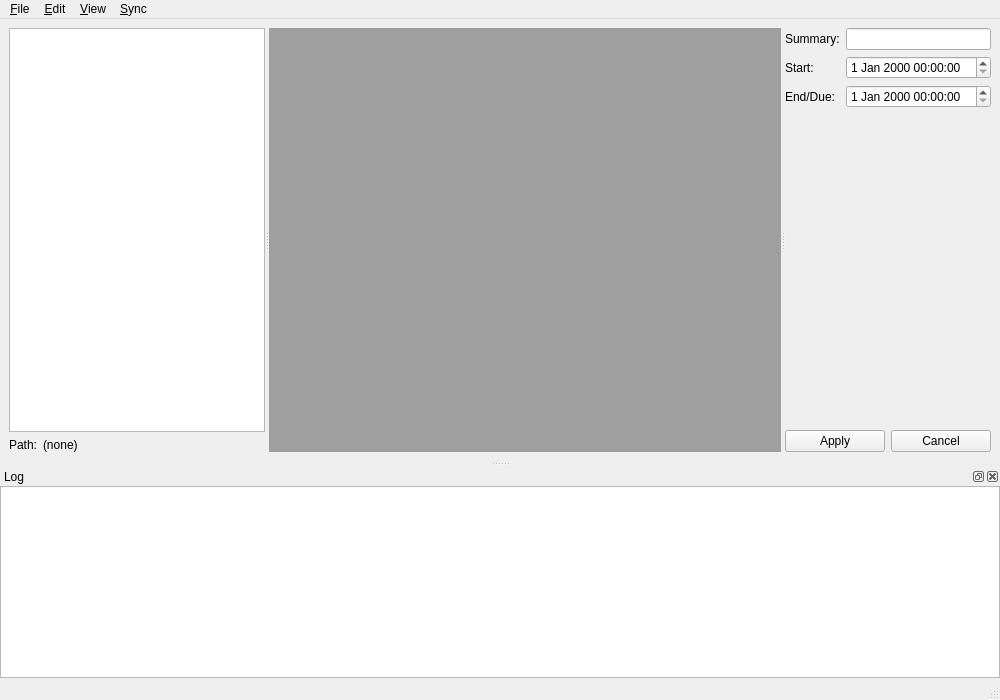
Old version of the form mainwindow.ui in the repository clintonthegeek/TimeBuster.
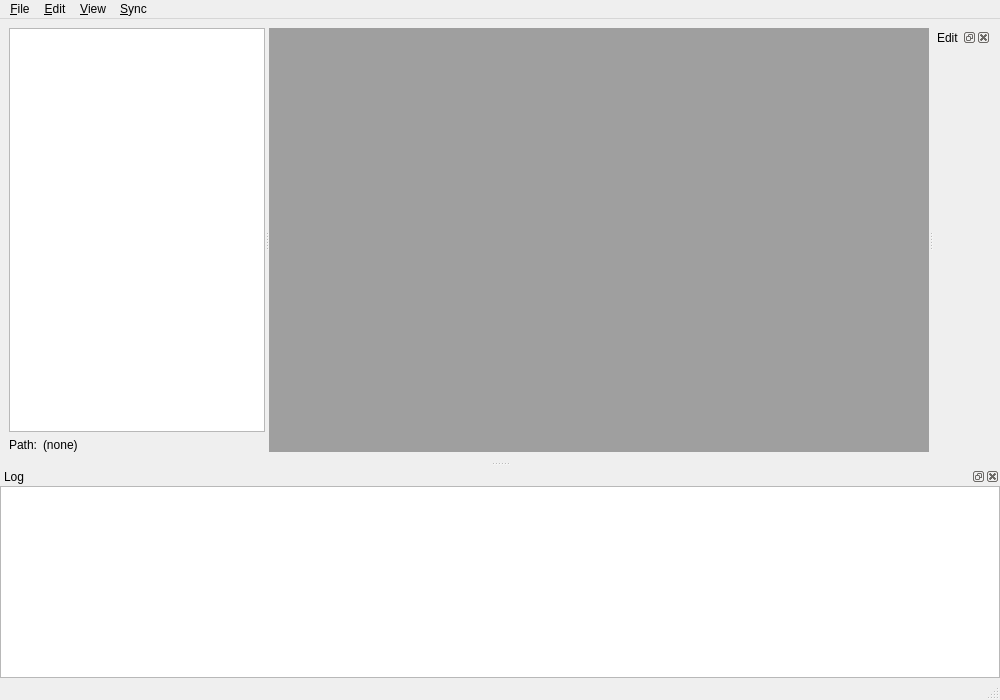
New version of the form.

Commit message: implemented new edit pane based upon ViewInterface class

What changed in the file:
```diff
--- a/mainwindow.ui
+++ b/mainwindow.ui
@@ -57,62 +57,21 @@
         </sizepolicy>
        </property>
       </widget>
-      <widget class="QWidget" name="editPane">
-       <layout class="QVBoxLayout" name="editLayout">
-        <item>
-         <layout class="QFormLayout" name="editForm">
-          <item row="0" column="0">
-           <widget class="QLabel" name="labelSummary">
-            <property name="text">
-             <string>Summary:</string>
-            </property>
-           </widget>
-          </item>
-          <item row="0" column="1">
-           <widget class="QLineEdit" name="summaryEdit"/>
-          </item>
-          <item row="1" column="0">
-           <widget class="QLabel" name="labelStart">
-            <property name="text">
-             <string>Start:</string>
-            </property>
-           </widget>
-          </item>
-          <item row="1" column="1">
-           <widget class="QDateTimeEdit" name="startEdit"/>
-          </item>
-          <item row="2" column="0">
-           <widget class="QLabel" name="labelEnd">
-            <property name="text">
-             <string>End/Due:</string>
-            </property>
-           </widget>
-          </item>
-          <item row="2" column="1">
-           <widget class="QDateTimeEdit" name="endEdit"/>
-          </item>
-         </layout>
-        </item>
-        <item>
-         <layout class="QHBoxLayout" name="editButtonsLayout">
-          <item>
-           <widget class="QPushButton" name="applyButton">
-            <property name="text">
-             <string>Apply</string>
-            </property>
-           </widget>
-          </item>
-          <item>
-           <widget class="QPushButton" name="cancelButton">
-            <property name="text">
-             <string>Cancel</string>
-            </property>
-           </widget>
-          </item>
-         </layout>
-        </item>
-       </layout>
-      </widget>
+<widget class="QDockWidget" name="editDock">
+ <property name="features">
+  <set>QDockWidget::DockWidgetClosable|QDockWidget::DockWidgetMovable|QDockWidget::DockWidgetFloatable</set>
+ </property>
+ <property name="allowedAreas">
+  <set>Qt::LeftDockWidgetArea|Qt::RightDockWidgetArea</set>
+ </property>
+ <property name="windowTitle">
+  <string>Edit</string>
+ </property>
+ <attribute name="dockWidgetArea">
+  <number>2</number> <!-- Right dock -->
+ </attribute>
+ <widget class="QWidget" name="editPanePlaceholder" /> <!-- Placeholder, replaced by EditPane -->
+</widget>
      </widget>
     </item>
    </layout>
```
The commit also changes 10 other files.
